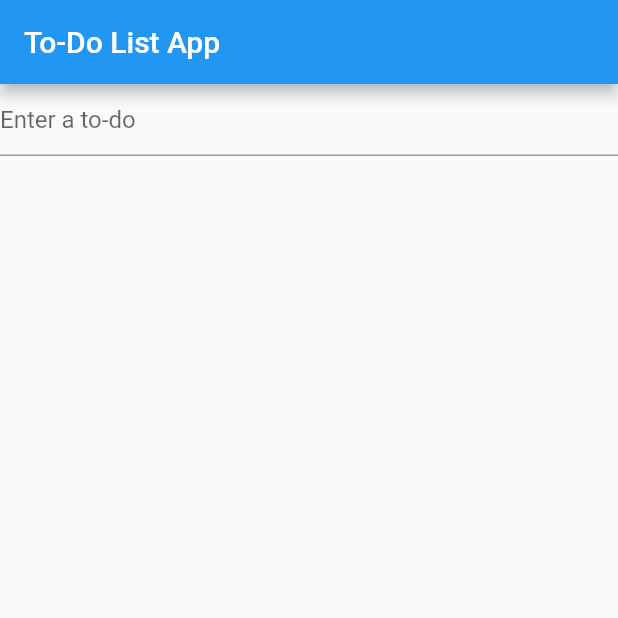
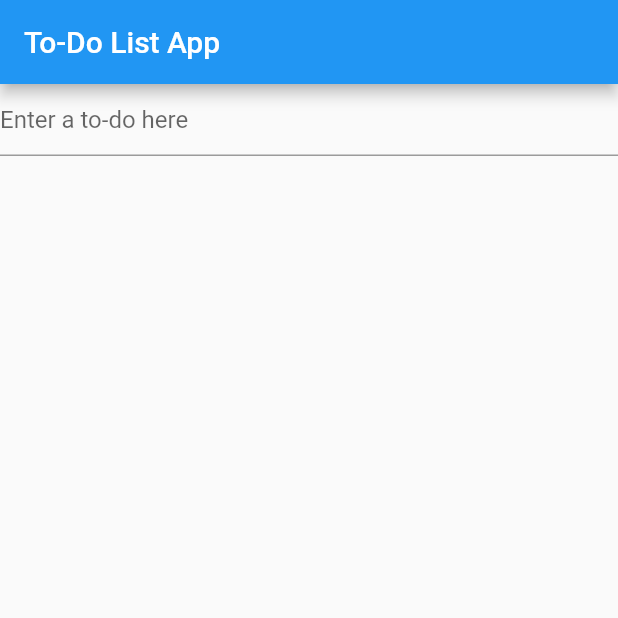
Before and after one commit to sulkhan10/first_project_flutter, a Flutter app: the screen it shows after launch, on a phone screen of 412 x 824 dp, the top half of it. Run offline on Flutter 3.47's test engine with Material 2 defaults, Android fonts, the phone set to English and light mode, and no system bars.

Commit message:
minor change

```diff
--- a/lib/main.dart
+++ b/lib/main.dart
@@ -50,7 +50,7 @@ class _TaskListState extends State<TaskList> {
             }
           },
           decoration: InputDecoration(
-            hintText: 'Enter a to-do  ',
+            hintText: 'Enter a to-do here ',
           ),
         ),
         Expanded(
```
